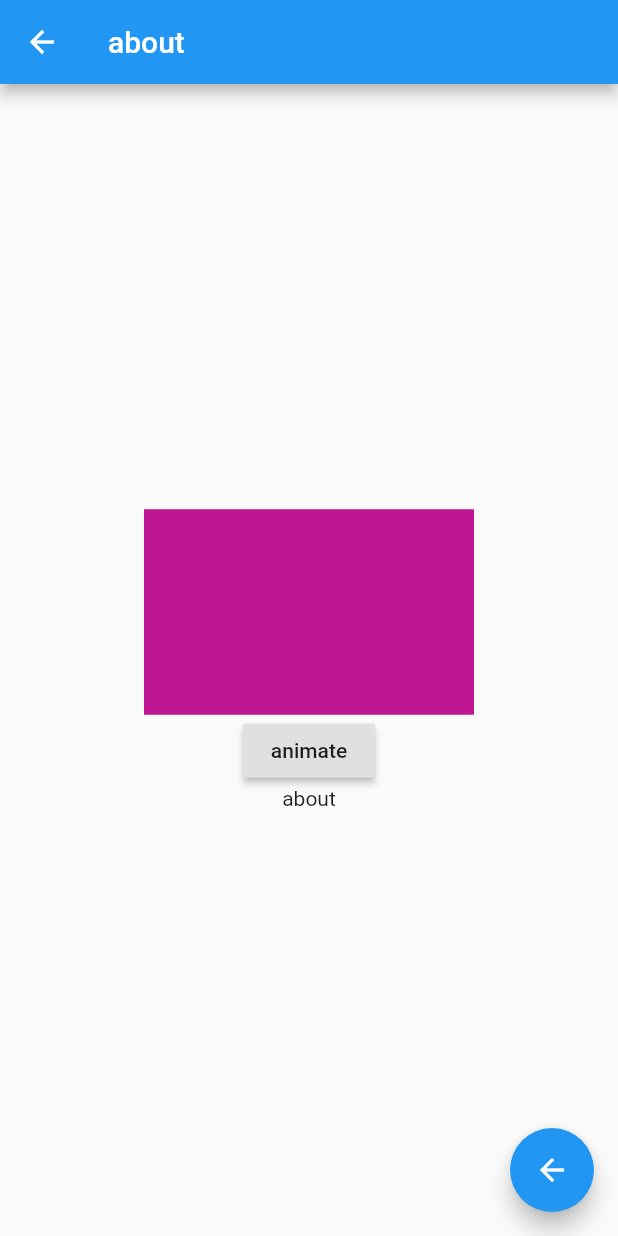
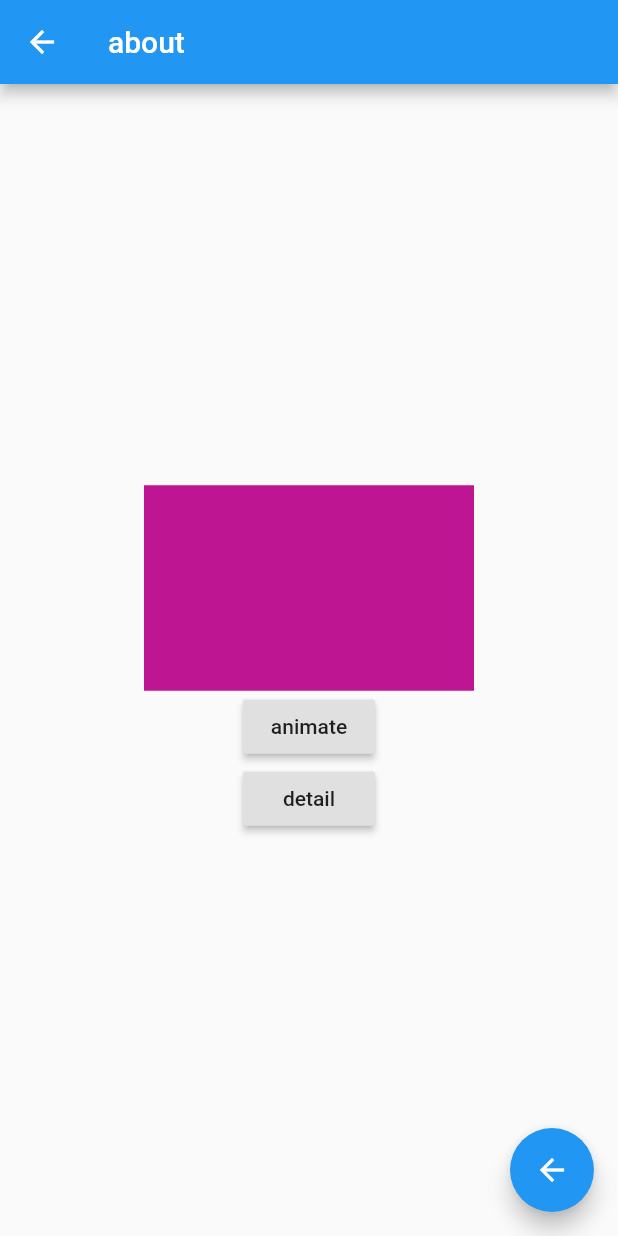
Before and after one commit to qiangonline/flutter_far_from_home, a Flutter app: the AboutPage screen opened by its route, after a tap on "animate", on a phone screen of 412 x 824 dp. Run offline on Flutter 3.47's test engine with Material 2 defaults, Android fonts, the phone set to English and light mode, and no system bars; our stand-ins replace chewie, video_player, webview_flutter.

Commit message:
webview demo

```diff
--- a/lib/about_page.dart
+++ b/lib/about_page.dart
@@ -1,6 +1,7 @@
 import 'dart:math';
 
 import 'package:flutter/material.dart';
+import 'package:webview_flutter/webview_flutter.dart';
 
 class AboutPage extends StatefulWidget {
   static const String routeName = '/about';
@@ -14,6 +15,26 @@ class _AboutPageState extends State<AboutPage> {
   double _width;
   double _height;
   Color _color;
+
+  void _animate() {
+    setState(() {
+      final random = Random();
+      _width = random.nextInt(300).toDouble();
+      _height = random.nextInt(300).toDouble();
+      _color = Color.fromRGBO(
+          random.nextInt(256), random.nextInt(256), random.nextInt(256), 1);
+    });
+  }
+
+  void _gotoDetail() {
+    Navigator.pushNamed(context, '/about/detail');
+  }
+
+  @override
+  void initState() {
+    super.initState();
+    _animate();
+  }
 
   @override
   Widget build(BuildContext context) {
@@ -34,17 +55,12 @@ class _AboutPageState extends State<AboutPage> {
               ),
               RaisedButton(
                 child: Text('animate'),
-                onPressed: () {
-                  setState(() {
-                    final random = Random();
-                    _width = random.nextInt(300).toDouble();
-                    _height = random.nextInt(300).toDouble();
-                    _color = Color.fromRGBO(random.nextInt(256),
-                        random.nextInt(256), random.nextInt(256), 1);
-                  });
-                },
+                onPressed: _animate,
               ),
-              Text('about'),
+              RaisedButton(
+                child: Text('detail'),
+                onPressed: _gotoDetail,
+              ),
             ],
           ),
         ],
--- a/lib/router.dart
+++ b/lib/router.dart
@@ -5,6 +5,7 @@ import 'package:flutter_far_from_home/auth_model.dart';
 import 'package:flutter_far_from_home/home_page.dart';
 import 'package:flutter_far_from_home/login_page.dart';
 import 'package:flutter_far_from_home/about_page.dart';
+import 'package:flutter_far_from_home/about_detail_page.dart';
 import 'package:flutter_far_from_home/my_page.dart';
 
 class Router {
@@ -25,6 +26,11 @@ class Router {
       case AboutPage.routeName:
         return MaterialPageRoute(
           builder: (context) => AboutPage(),
+          settings: settings,
+        );
+      case AboutDetailPage.routeName:
+        return MaterialPageRoute(
+          builder: (context) => AboutDetailPage(),
           settings: settings,
         );
       case MyPage.routeName:
--- a/pubspec.yaml
+++ b/pubspec.yaml
@@ -27,6 +27,7 @@ dependencies:
   provider: ^3.0.0+1
   video_player: ^0.10.1+3
   chewie: ^0.9.7
+  webview_flutter: ^0.3.9+1
 
 dev_dependencies:
   flutter_test:
```
Also changed, not shown: lib/about_detail_page.dart (added, +21 -0 lines), pubspec.lock, 2 other files.
